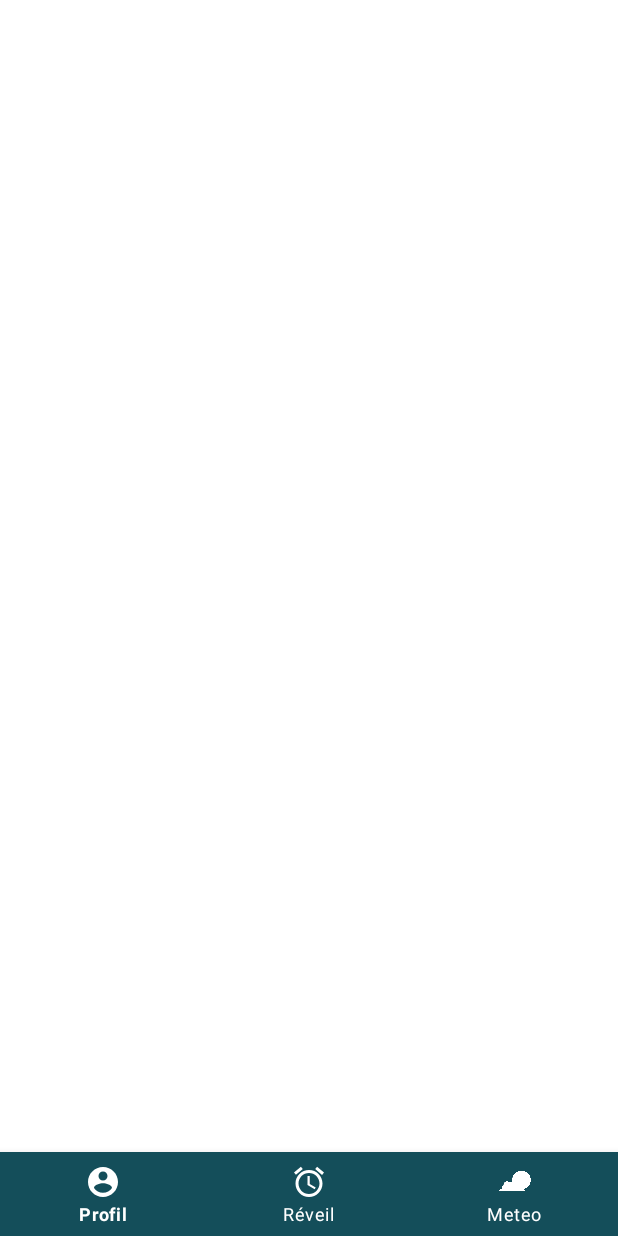
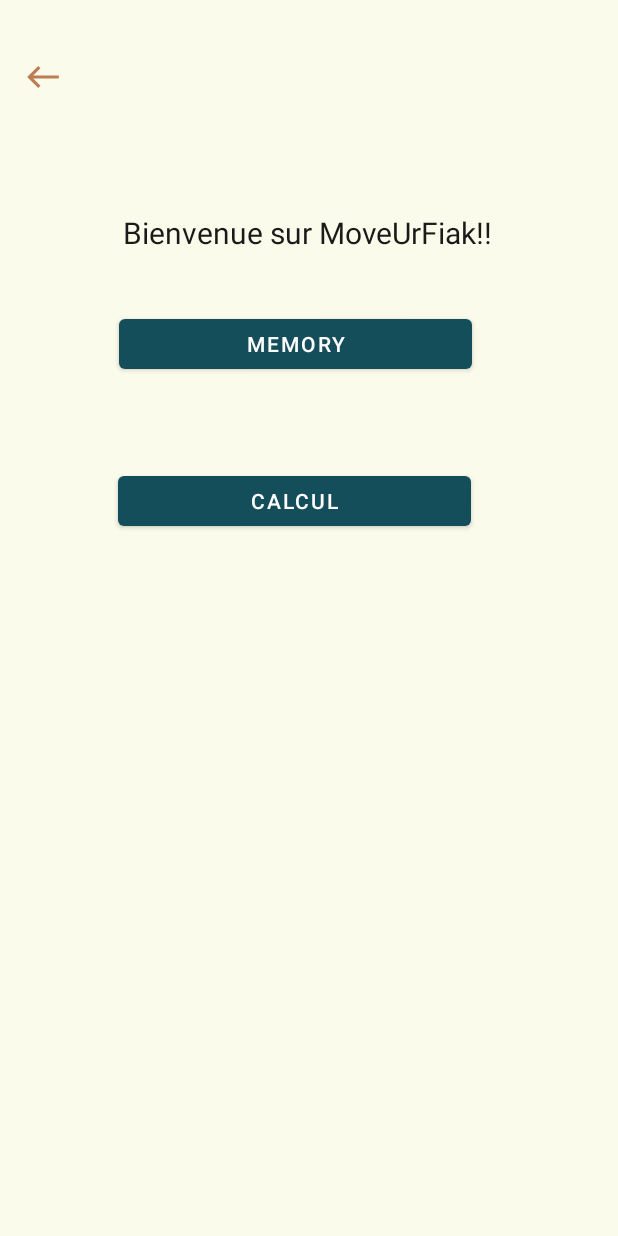
Before and after one commit to LucieTan/MoveURFiak, an Android app: the layout activity_accueil.xml on its own in the app's theme, with its tools: preview values and no code run, on a phone screen of 412 x 824 dp. Run offline under Robolectric (Android 15) with nearby library versions, the phone set to English and light mode, and no system bars.

Commit message:
Mise en commun des différents jeux

```diff
--- a/app/src/main/AndroidManifest.xml
+++ b/app/src/main/AndroidManifest.xml
@@ -6,9 +6,9 @@
 
     <application
         android:allowBackup="true"
-        android:icon="@mipmap/ic_launcher"
+        android:icon="@drawable/logo_muf"
         android:label="@string/app_name"
-        android:roundIcon="@mipmap/ic_launcher_round"
+        android:roundIcon="@drawable/logo_muf"
         android:supportsRtl="true"
         android:theme="@style/Theme.MoveUrFiak">
         <activity android:name=".Accueil"></activity>
--- a/app/src/main/java/com/example/moveurfiak/Accueil.java
+++ b/app/src/main/java/com/example/moveurfiak/Accueil.java
@@ -1,6 +1,40 @@
 package com.example.moveurfiak;
 
-import androidx.annotation.Nullable;
+
+import androidx.appcompat.app.AppCompatActivity;
+
+import android.content.Intent;
+import android.os.Bundle;
+import android.view.View;
+
+import com.google.firebase.auth.FirebaseAuth;
+
+public class Accueil extends AppCompatActivity {
+
+    @Override
+    protected void onCreate(Bundle savedInstanceState) {
+        super.onCreate(savedInstanceState);
+        setContentView(R.layout.activity_accueil);
+    }
+
+    public void deconnexion(View view){
+        FirebaseAuth.getInstance().signOut(); // Déconnexion de l'utilisateur
+        startActivity(new Intent(getApplicationContext(), Login.class));
+        finish();
+    }
+
+    public void inscription(View view){
+        startActivity(new Intent(getApplicationContext(), Register.class));
+        finish();
+    }
+
+    public void connexion(View view){
+        startActivity(new Intent(getApplicationContext(), Login.class));
+        finish();
+    }
+}
+
+/*import androidx.annotation.Nullable;
 import androidx.appcompat.app.AppCompatActivity;
 import androidx.fragment.app.Fragment;
 
@@ -18,4 +52,4 @@ public class Accueil extends Fragment {
         return inflater.inflate(R.layout.fragment_profil,container,false);
 
     }
-}
+}*/
--- /dev/null
+++ b/app/src/main/res/drawable/ic_back.xml
@@ -0,0 +1,10 @@
+<vector xmlns:android="http://schemas.android.com/apk/res/android"
+    android:width="24dp"
+    android:height="24dp"
+    android:viewportWidth="24"
+    android:viewportHeight="24"
+    android:tint="?attr/colorControlNormal">
+  <path
+      android:fillColor="@android:color/white"
+      android:pathData="M9,19l1.41,-1.41L5.83,13H22V11H5.83l4.59,-4.59L9,5l-7,7L9,19z"/>
+</vector>
--- a/app/src/main/res/layout/activity_accueil.xml
+++ b/app/src/main/res/layout/activity_accueil.xml
@@ -1,25 +1,63 @@
 <?xml version="1.0" encoding="utf-8"?>
-<RelativeLayout
-    xmlns:android="http://schemas.android.com/apk/res/android"
+<androidx.constraintlayout.widget.ConstraintLayout xmlns:android="http://schemas.android.com/apk/res/android"
     xmlns:app="http://schemas.android.com/apk/res-auto"
+    xmlns:tools="http://schemas.android.com/tools"
     android:layout_width="match_parent"
-    android:layout_height="match_parent">
+    android:layout_height="match_parent"
+    android:background="@color/sable"
+    tools:context=".Accueil">
 
-    <FrameLayout
-        xmlns:android="http://schemas.android.com/apk/res/android"
-        android:id="@+id/activity_main_frame_layout"
-        android:layout_width="match_parent"
-        android:layout_height="match_parent"
-        android:layout_above="@id/activity_main_bottom_navigation"/>
 
-    <com.google.android.material.bottomnavigation.BottomNavigationView
-        android:id="@+id/activity_main_bottom_navigation"
-        android:layout_width="match_parent"
+    <Button
+        android:layout_width="25dp"
+        android:layout_height="25dp"
+        android:layout_marginStart="5dp"
+        android:layout_marginLeft="5dp"
+        android:background="@drawable/ic_back"
+        app:backgroundTint="@color/brown"
+        app:layout_constraintBottom_toBottomOf="parent"
+        app:layout_constraintEnd_toEndOf="parent"
+        app:layout_constraintHorizontal_bias="0.028"
+        app:layout_constraintStart_toStartOf="parent"
+        app:layout_constraintTop_toTopOf="parent"
+        app:layout_constraintVertical_bias="0.048" />
+
+    <TextView
+        android:id="@+id/text_connect"
+        android:layout_width="wrap_content"
         android:layout_height="wrap_content"
-        app:menu="@menu/bottom_navbar"
-        android:layout_alignParentBottom="true"
-        app:itemBackground="@color/blue_green"
-        app:itemIconTint="@android:color/white"
-        app:itemTextColor="@android:color/white" />
+        android:text="@string/msg_bienvenue"
+        android:textColor="@color/black"
+        android:textSize="20sp"
+        app:layout_constraintBottom_toBottomOf="parent"
+        app:layout_constraintEnd_toEndOf="parent"
+        app:layout_constraintHorizontal_bias="0.496"
+        app:layout_constraintStart_toStartOf="parent"
+        app:layout_constraintTop_toTopOf="parent"
+        app:layout_constraintVertical_bias="0.177" />
 
-</RelativeLayout>
+    <Button
+        android:id="@+id/memory"
+        android:layout_width="235dp"
+        android:layout_height="45dp"
+        android:text="@string/label_Memory"
+        app:layout_constraintBottom_toBottomOf="parent"
+        app:layout_constraintEnd_toEndOf="parent"
+        app:layout_constraintHorizontal_bias="0.45"
+        app:layout_constraintStart_toStartOf="parent"
+        app:layout_constraintTop_toTopOf="parent"
+        app:layout_constraintVertical_bias="0.265" />
+
+    <Button
+        android:id="@+id/calcul"
+        android:layout_width="235dp"
+        android:layout_height="45dp"
+        android:text="@string/label_calcul"
+        app:layout_constraintBottom_toBottomOf="parent"
+        app:layout_constraintEnd_toEndOf="parent"
+        app:layout_constraintHorizontal_bias="0.445"
+        app:layout_constraintStart_toStartOf="parent"
+        app:layout_constraintTop_toTopOf="parent"
+        app:layout_constraintVertical_bias="0.40" />
+
+</androidx.constraintlayout.widget.ConstraintLayout>
--- a/app/src/main/res/values/strings.xml
+++ b/app/src/main/res/values/strings.xml
@@ -26,6 +26,7 @@
     <string name="label_ajt">Ajout alarme</string>
     <string name="label_pieces">piece</string>
     <string name="label_puzzle">Puzzle !!</string>
+    <string name="label_Memory">Memory</string>
     <string name="img_nuage">Petit nuage</string>
 
 
@@ -34,4 +35,6 @@
     <string name="label_nickname">Pseudo</string>
 
     <string name="mdp_oublie">Mot de passe oublié ?</string>
+    <string name="msg_bienvenue">Bienvenue sur MoveUrFiak!!</string>
+    <string name ="label_calcul">Calcul</string>
 </resources>
```
